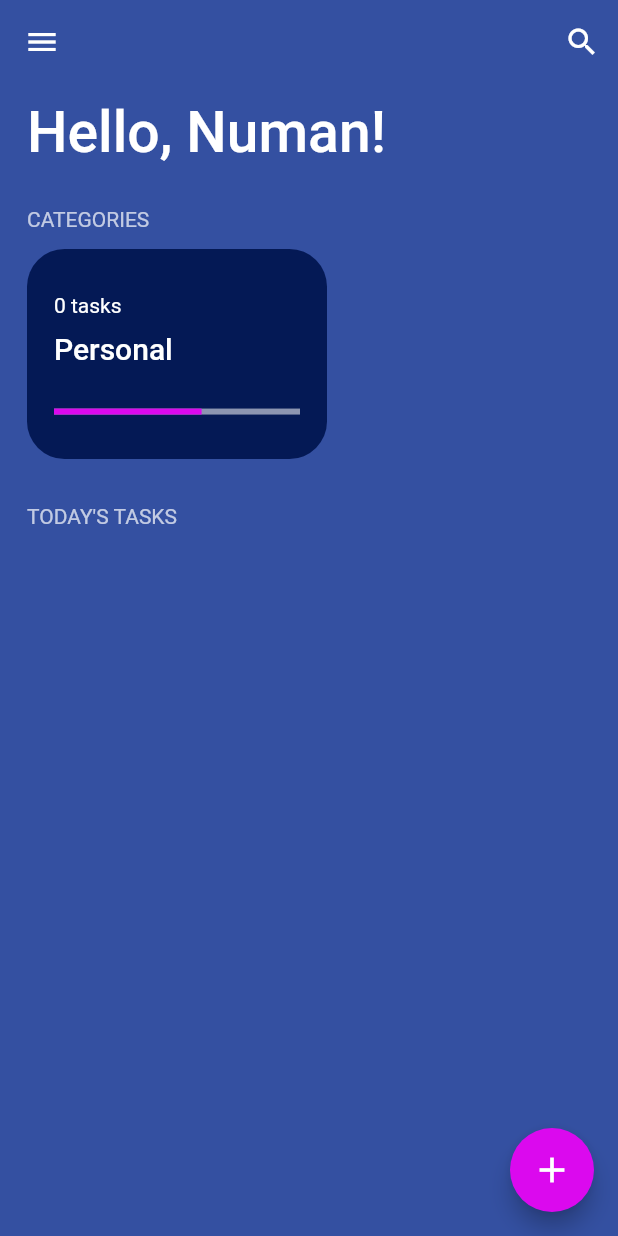
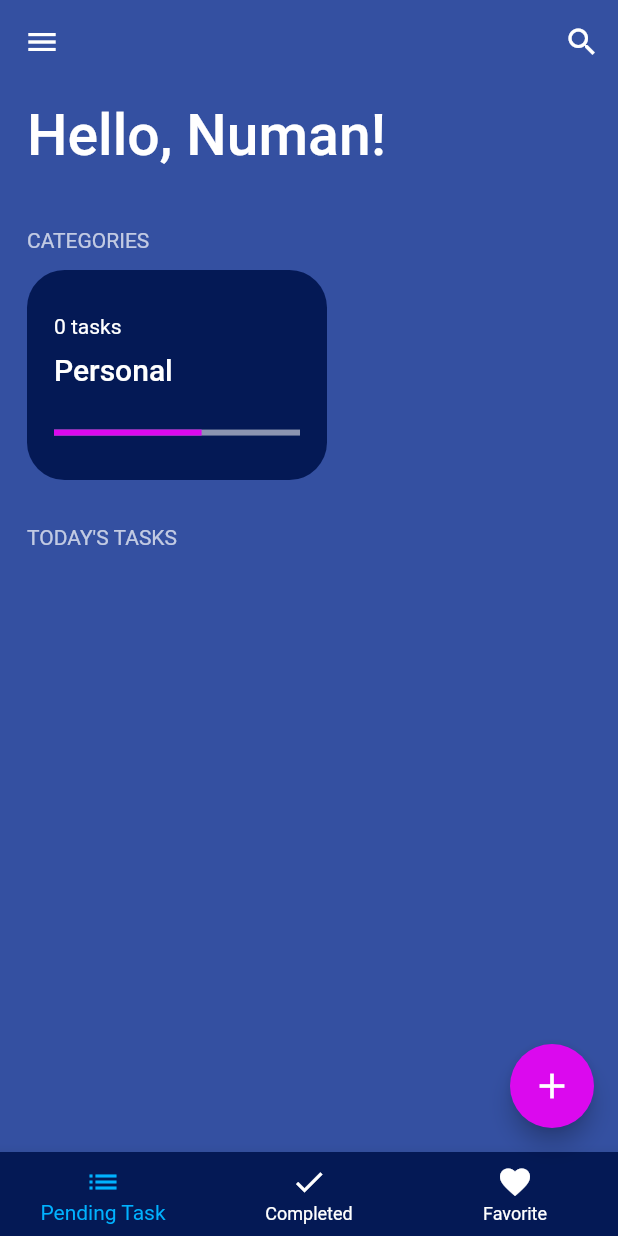
Before and after one commit to numanuddin1/flutter_bloc_pattern, a Flutter app: the screen it shows after launch, on a phone screen of 412 x 824 dp. Run offline on Flutter 3.47's test engine with Material 2 defaults, Android fonts, the phone set to English and light mode, and no system bars; our stand-ins replace bloc, equatable, flutter_bloc, hydrated_bloc.

Commit message:
BottomNavigation

```diff
--- a/lib/blocs/task_bloc/task_bloc.dart
+++ b/lib/blocs/task_bloc/task_bloc.dart
@@ -12,27 +12,61 @@ class TaskBloc extends Bloc<TaskEvent, TaskState> {
   TaskBloc() : super(TaskState()) {
     on<AddTaskEvent>((event, emit) {
       var state = this.state;
-      emit(TaskState(allTasks: List.from(state.allTasks)..add(event.task),removedTasks: state.removedTasks));
-    });
-    on<DeleteTaskEvent>((event, emit) {
-      var state = this.state;
-      emit(TaskState(allTasks: state.allTasks, removedTasks: List.from(state.removedTasks)..remove(event.task.copyWith(isDeleted: true ))));
+      emit(TaskState(
+          pendingTasks: List.from(state.pendingTasks)..add(event.task),
+          removedTasks: state.removedTasks,
+          completedTasks: state.completedTasks,
+          favoriteTasks: state.favoriteTasks));
     });
     on<UpdateTaskEvent>((event, emit) {
       final state = this.state;
       final task = event.task;
-      final int index = state.allTasks.indexOf(task);
-      List<Task> allTasks = List.from(state.allTasks..remove(task));
+      List<Task> pendingTasks = state.pendingTasks;
+      List<Task> completedTasks = state.completedTasks;
       task.isDone == false
-          ? allTasks.insert(index, task.copyWith(isDone: true))
-          : allTasks.insert(index, task.copyWith(isDone: false));
-      emit(TaskState(allTasks: allTasks, removedTasks: state.removedTasks));
+          ? {
+              pendingTasks = List.from(pendingTasks)..remove(task),
+              completedTasks = List.from(completedTasks)
+                ..insert(0, task.copyWith(isDone: true))
+            }
+          : {
+              completedTasks = List.from(completedTasks)..remove(task),
+              pendingTasks = List.from(pendingTasks)
+                ..insert(0, task.copyWith(isDone: false))
+            };
+      emit(TaskState(
+          pendingTasks: pendingTasks,
+          completedTasks: completedTasks,
+          favoriteTasks: state.favoriteTasks,
+          removedTasks: state.removedTasks));
     });
+
+    on<DeleteTaskEvent>((event, emit) {
+      var state = this.state;
+      emit(TaskState(
+          pendingTasks: state.pendingTasks,
+          completedTasks: state.completedTasks,
+          favoriteTasks: state.favoriteTasks,
+          removedTasks: List.from(state.removedTasks)
+            ..remove(event.task)));
+    });
+
     on<RemovedTaskEvent>((event, emit) {
       var state = this.state;
       emit(TaskState(
-          allTasks: List.from(state.allTasks)..remove(event.task),
-          removedTasks: List.from(state.removedTasks)..add(event.task.copyWith(isDeleted: true))));
+          pendingTasks: List.from(state.pendingTasks)..remove(event.task),
+          completedTasks: List.from(state.completedTasks)..remove(event.task),
+          favoriteTasks: List.from(state.favoriteTasks)..remove(event.task),
+          removedTasks: List.from(state.removedTasks)
+            ..add(event.task.copyWith(isDeleted: true))));
     });
   }
+  @override
+  TaskState? fromJson(Map<String, dynamic> json){
+    return TaskState.fromMap(json);
+  }
+  @override
+  Map<String, dynamic>? toJson(TaskState state){
+    return state.toMap();
+  }
 }
--- a/lib/blocs/task_bloc/task_state.dart
+++ b/lib/blocs/task_bloc/task_state.dart
@@ -4,14 +4,36 @@ import 'package:equatable/equatable.dart';
 import '../../models/task.dart';
 
 class TaskState extends Equatable {
-  List<Task> allTasks;
+  List<Task> pendingTasks;
+  List<Task> completedTasks;
+  List<Task> favoriteTasks;
   List<Task> removedTasks;
 
   TaskState({
-    this.allTasks = const <Task>[],
+    this.pendingTasks = const <Task>[],
+    this.completedTasks = const <Task>[],
+    this.favoriteTasks = const <Task>[],
     this.removedTasks = const <Task>[],
   });
 
   @override
-  List<Object?> get props => [allTasks, removedTasks];
+  List<Object?> get props => [pendingTasks, completedTasks, favoriteTasks, removedTasks];
+
+  Map<String, dynamic> toMap() {
+    return {
+      'pendingTasks': this.pendingTasks,
+      'completedTasks': this.completedTasks,
+      'favoriteTasks': this.favoriteTasks,
+      'removedTasks': this.removedTasks,
+    };
+  }
+
+  factory TaskState.fromMap(Map<String, dynamic> map) {
+    return TaskState(
+      pendingTasks: map['pendingTasks'] as List<Task>,
+      completedTasks: map['completedTasks'] as List<Task>,
+      favoriteTasks: map['favoriteTasks'] as List<Task>,
+      removedTasks: map['removedTasks'] as List<Task>,
+    );
+  }
 }
--- a/lib/main.dart
+++ b/lib/main.dart
@@ -1,7 +1,8 @@
 // ignore_for_file: prefer_const_constructors
 
 import 'package:flutter/material.dart';
-import 'package:flutter_bloc_pattern/screens/tasks_screen.dart';
+import 'package:flutter_bloc_pattern/screens/tabs_screen.dart';
+import 'package:flutter_bloc_pattern/screens/pending_screen.dart';
 import 'package:flutter_bloc_pattern/services/app_router.dart';
 import 'package:flutter_bloc_pattern/services/app_theme.dart';
 
@@ -33,7 +34,7 @@ class MyApp extends StatelessWidget {
             title: 'Flutter Bloc',
             theme: state.switchValue ? AppThemes.appThemeData[AppTheme.darkTheme] : AppThemes.appThemeData[AppTheme.lightTheme],
             debugShowCheckedModeBanner: false,
-            home: TasksScreen(),
+            home: TabScreen(),
             onGenerateRoute: appRouter.onGenerateRoute,
           );
         },
--- /dev/null
+++ b/lib/screens/pending_screen.dart
@@ -0,0 +1,73 @@
+// ignore_for_file: prefer_const_constructors, prefer_const_literals_to_create_immutables
+
+import 'package:flutter/material.dart';
+import 'package:flutter/services.dart';
+import 'package:flutter_bloc_pattern/widgets/task_list.dart';
+
+import '../blocs/task_bloc/task_state.dart';
+import '../blocs/task_exports.dart';
+import '../widgets/category_card.dart';
+
+class PendingTasksScreen extends StatelessWidget {
+  PendingTasksScreen({Key? key}) : super(key: key);
+
+  static const id = 'task_screen';
+
+  Color color = Color(0xFF3450a1);
+
+  @override
+  Widget build(BuildContext context) {
+    return BlocBuilder<TaskBloc, TaskState>(
+      builder: (context, state) {
+        return Scaffold(
+          backgroundColor: color,
+          body: Column(
+            crossAxisAlignment: CrossAxisAlignment.start,
+            children: [
+              Padding(
+                padding: const EdgeInsets.symmetric(horizontal: 18.0, vertical: 12),
+                child: Text('Hello, Numan!',
+                    style: TextStyle(
+                        color: Colors.white,
+                        fontSize: 38,
+                        fontWeight: FontWeight.w500)),
+              ),
+              SizedBox(
+                height: 15,
+              ),
+              Padding(
+                padding:
+                    const EdgeInsets.symmetric(horizontal: 18.0, vertical: 12),
+                child: Text(
+                  'CATEGORIES',
+                  style: TextStyle(color: Colors.white70),
+                ),
+              ),
+              Container(
+                height: 140,
+                child: Padding(
+                  padding: const EdgeInsets.only(left: 18),
+                  child: CategoryCard(
+                    task: state.pendingTasks,
+                  ),
+                ),
+              ),
+              SizedBox(
+                height: 18,
+              ),
+              Padding(
+                padding:
+                    const EdgeInsets.symmetric(horizontal: 18.0, vertical: 12),
+                child: Text(
+                  'TODAY\'S TASKS',
+                  style: TextStyle(color: Colors.white70),
+                ),
+              ),
+              Expanded(child: TaskList(taskList: state.pendingTasks))
+            ],
+          ),
+        );
+      },
+    );
+  }
+}
--- /dev/null
+++ b/lib/screens/tabs_screen.dart
@@ -0,0 +1,96 @@
+// ignore_for_file: prefer_const_constructors, prefer_const_literals_to_create_immutables
+
+import 'package:flutter/material.dart';
+import 'package:flutter_bloc_pattern/screens/pending_screen.dart';
+
+import 'add_task_screen.dart';
+import 'completed_task_screen.dart';
+import 'favorite_task_screen.dart';
+import 'my_drawer.dart';
+
+class TabScreen extends StatefulWidget {
+  TabScreen({Key? key}) : super(key: key);
+
+  static const id = 'tab_screen';
+
+  @override
+  State<TabScreen> createState() => _TabScreenState();
+}
+
+class _TabScreenState extends State<TabScreen> {
+
+  final List<Map<String, dynamic>> _pages = [
+    {'pageName': PendingTasksScreen(), 'title': ''},
+    {'pageName': CompletedTasksScreen(), 'title': 'Completed Task'},
+    {'pageName': FavoriteTasksScreen(), 'title': 'Favorites'},
+  ];
+
+  int currentIndex = 0;
+
+
+  void _addTask(BuildContext context) {
+    showModalBottomSheet(
+        context: context,
+        builder: (context) {
+          return SingleChildScrollView(
+            child: Container(
+              padding: EdgeInsets.only(
+                bottom: MediaQuery
+                    .of(context)
+                    .viewInsets
+                    .bottom,
+              ),
+              child: AddTaskScreen(),
+            ),
+          );
+        });
+  }
+
+  Color color = Color(0xFF3450a1);
+
+  @override
+  Widget build(BuildContext context) {
+    return Scaffold(
+      appBar: AppBar(
+        elevation: 0,
+        backgroundColor: color,
+        title: Text(_pages[currentIndex]['title']),
+        actions: [
+          IconButton(
+            onPressed: () => _addTask(context),
+            icon: const Icon(Icons.search),
+          )
+        ],
+      ),
+      body: _pages[currentIndex]['pageName'],
+      floatingActionButton: FloatingActionButton(
+        onPressed: () => _addTask(context),
+        tooltip: 'Add Task',
+        backgroundColor: Color(0xffdb09ee),
+        child: const Icon(
+          Icons.add,
+          color: Colors.white,
+          size: 28,
+        ),
+      ),
+      drawer: MyDrawer(),
+      bottomNavigationBar: BottomNavigationBar(
+        backgroundColor: Color(0xFF041955),
+        onTap: (index) {
+          setState(() {
+            currentIndex = index;
+          });
+        },
+        selectedItemColor: Color(0xFF00B2FF),
+        currentIndex: currentIndex,
+        items: [
+          BottomNavigationBarItem(
+              icon: Icon(Icons.list), label: 'Pending Task'),
+          BottomNavigationBarItem(icon: Icon(Icons.done), label: 'Completed'),
+          BottomNavigationBarItem(
+              icon: Icon(Icons.favorite), label: 'Favorite'),
+        ],
+      ),
+    );
+  }
+}
--- a/lib/screens/tasks_screen.dart
+++ /dev/null
@@ -1,111 +0,0 @@
-// ignore_for_file: prefer_const_constructors, prefer_const_literals_to_create_immutables
-
-import 'package:flutter/material.dart';
-import 'package:flutter/services.dart';
-import 'package:flutter_bloc_pattern/models/task.dart';
-import 'package:flutter_bloc_pattern/screens/my_drawer.dart';
-import 'package:flutter_bloc_pattern/services/app_theme.dart';
-import 'package:flutter_bloc_pattern/widgets/task_list.dart';
-
-import '../blocs/task_bloc/task_state.dart';
-import '../blocs/task_exports.dart';
-import '../widgets/category_card.dart';
-import 'add_task_screen.dart';
-
-class TasksScreen extends StatefulWidget {
-  TasksScreen({Key? key}) : super(key: key);
-
-  static const id = 'task_screen';
-
-  @override
-  State<TasksScreen> createState() => _TasksScreenState();
-}
-
-class _TasksScreenState extends State<TasksScreen> {
-
-  @override
-  void initState() {
-    super.initState();
-    SystemChrome.setEnabledSystemUIMode(SystemUiMode.manual, overlays: []);
-  }
-  Color color = Color(0xFF3450a1);
-
-  void _addTask(BuildContext context) {
-    showModalBottomSheet(
-        context: context,
-        builder: (context) {
-          return SingleChildScrollView(
-            child: Container(
-              padding: EdgeInsets.only(
-                bottom: MediaQuery.of(context).viewInsets.bottom,
-              ),
-              child: AddTaskScreen(),
-            ),
-          );
-        });
-  }
-
-  @override
-  Widget build(BuildContext context) {
-    return BlocBuilder<TaskBloc, TaskState>(
-      builder: (context, state) {
-        return Scaffold(
-          appBar: AppBar(
-            elevation: 0,
-            backgroundColor: color,
-            actions: [
-              IconButton(
-                onPressed: () => _addTask(context),
-                icon: const Icon(Icons.search),
-              )
-            ],
-          ),
-          backgroundColor: color,
-          body: Column(
-            crossAxisAlignment: CrossAxisAlignment.start,
-            children: [
-              SizedBox(
-                height: 10,
-              ),
-              Padding(
-                padding: const EdgeInsets.symmetric(horizontal: 18.0),
-                child: Text('Hello, Numan!',  style: TextStyle(color: Colors.white, fontSize: 38, fontWeight: FontWeight.w500)),
-              ),
-              SizedBox(height: 15,),
-              Padding(
-                padding:
-                    const EdgeInsets.symmetric(horizontal: 18.0, vertical: 12),
-                child: Text('CATEGORIES',  style: TextStyle(color: Colors.white70),),
-              ),
-              Container(
-                height: 140,
-                child: Padding(
-                  padding: const EdgeInsets.only(left: 18),
-                  child: CategoryCard(task: state.allTasks,),
-                ),
-              ),
-              SizedBox(height: 18,),
-              Padding(
-                padding:
-                    const EdgeInsets.symmetric(horizontal: 18.0, vertical: 12),
-                child: Text('TODAY\'S TASKS', style: TextStyle(color: Colors.white70),),
-              ),
-              Expanded(child: TaskList(taskList: state.allTasks))
-            ],
-          ),
-          floatingActionButton: FloatingActionButton(
-            onPressed: () => _addTask(context),
-            tooltip: 'Add Task',
-            backgroundColor: Color(0xffdb09ee),
-            child: const Icon(
-              Icons.add,
-              color: Colors.white,
-              size: 28,
-            ),
-          ),
-          drawer: MyDrawer(),
-        );
-      },
-    );
-  }
-}
--- a/lib/widgets/category_card.dart
+++ b/lib/widgets/category_card.dart
@@ -11,7 +11,6 @@ class CategoryCard extends StatelessWidget {
   Widget build(BuildContext context) {
     return Container(
       width: 200,
-
       decoration: BoxDecoration(
         borderRadius: BorderRadius.circular(25),
         color: Color(0xFF041955),
```
Also changed, not shown: lib/screens/completed_task_screen.dart (added, +43 -0 lines), lib/screens/favorite_task_screen.dart (added, +43 -0 lines), lib/screens/my_drawer.dart (+4 -3 lines), lib/services/app_router.dart (+4 -3 lines).
